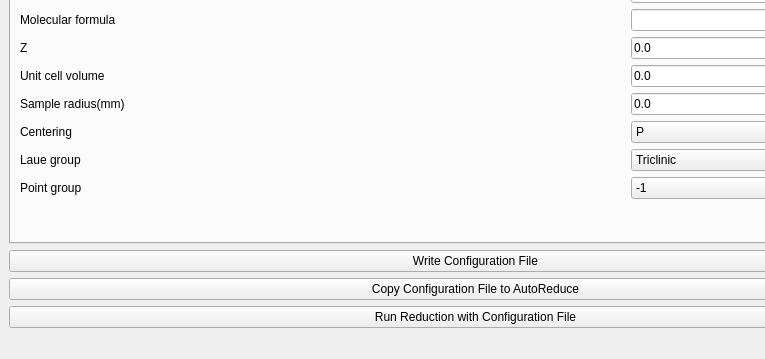
Before: the Qt Designer form design.ui in mantidproject/SCDReductionGUI, drawn with Qt 5; both pictures show x 0 to 765 and y 172 to 531 of the 951 by 531 pixel window.
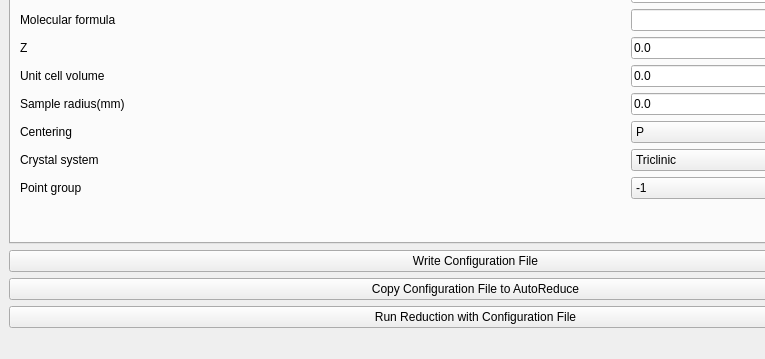
After: the same form once the commit is applied.

Commit message: Refs #master Orthorhomic I Crystal system

The edit to the form file:
```diff
--- a/design.ui
+++ b/design.ui
@@ -619,7 +619,7 @@
               <item>
                <widget class="QLabel" name="label_35">
                 <property name="text">
-                 <string>Laue group</string>
+                 <string>Crystal system</string>
                 </property>
                </widget>
               </item>
```
The commit also changes 2 other files.
